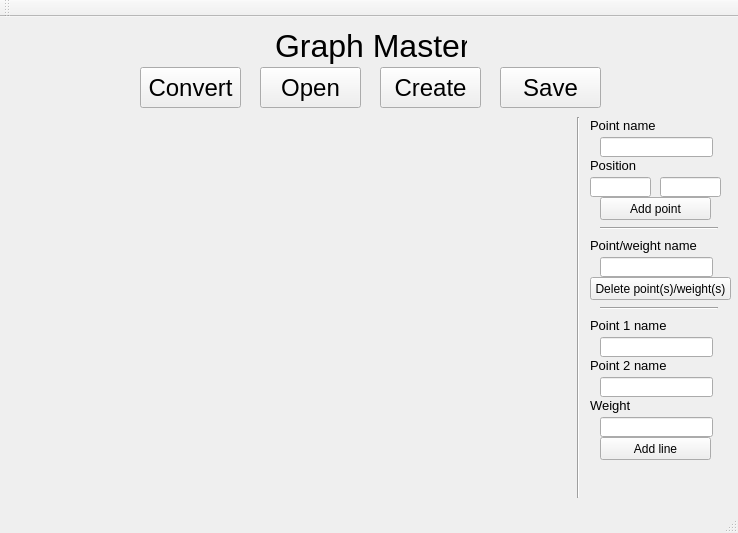
First picture: the form in mainwindow.ui, repository lolomap/GraphBuilder, before the edit.
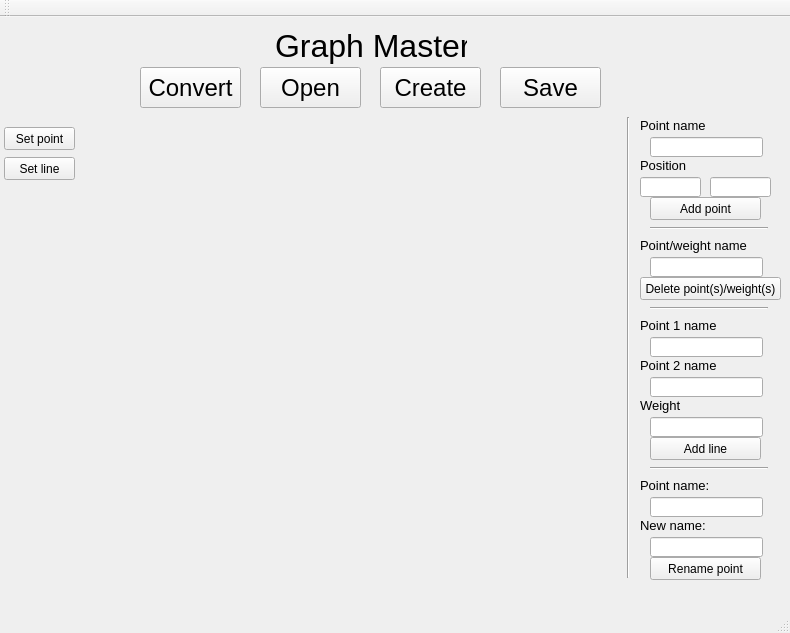
Second picture: the form after the edit.

Patch:
```diff
--- a/mainwindow.ui
+++ b/mainwindow.ui
@@ -6,8 +6,8 @@
    <rect>
     <x>0</x>
     <y>0</y>
-    <width>738</width>
-    <height>533</height>
+    <width>790</width>
+    <height>633</height>
    </rect>
   </property>
   <property name="windowTitle">
@@ -89,10 +89,10 @@
    <widget class="QWidget" name="gridLayoutWidget">
     <property name="geometry">
      <rect>
-      <x>0</x>
+      <x>80</x>
       <y>100</y>
-      <width>571</width>
-      <height>391</height>
+      <width>541</width>
+      <height>471</height>
      </rect>
     </property>
     <layout class="QGridLayout" name="gridLayout"/>
@@ -121,7 +121,7 @@
     </property>
     <property name="geometry">
      <rect>
-      <x>600</x>
+      <x>650</x>
       <y>120</y>
       <width>113</width>
       <height>20</height>
@@ -134,7 +134,7 @@
     </property>
     <property name="geometry">
      <rect>
-      <x>590</x>
+      <x>640</x>
       <y>100</y>
       <width>81</width>
       <height>16</height>
@@ -155,7 +155,7 @@
     </property>
     <property name="geometry">
      <rect>
-      <x>600</x>
+      <x>650</x>
       <y>180</y>
       <width>111</width>
       <height>23</height>
@@ -168,10 +168,10 @@
    <widget class="Line" name="line">
     <property name="geometry">
      <rect>
-      <x>570</x>
+      <x>620</x>
       <y>100</y>
       <width>16</width>
-      <height>381</height>
+      <height>461</height>
      </rect>
     </property>
     <property name="orientation">
@@ -181,7 +181,7 @@
    <widget class="QLabel" name="label_3">
     <property name="geometry">
      <rect>
-      <x>590</x>
+      <x>640</x>
       <y>140</y>
       <width>71</width>
       <height>16</height>
@@ -199,7 +199,7 @@
    <widget class="QLineEdit" name="pointX_input">
     <property name="geometry">
      <rect>
-      <x>590</x>
+      <x>640</x>
       <y>160</y>
       <width>61</width>
       <height>20</height>
@@ -209,7 +209,7 @@
    <widget class="QLineEdit" name="pointY_input">
     <property name="geometry">
      <rect>
-      <x>660</x>
+      <x>710</x>
       <y>160</y>
       <width>61</width>
       <height>20</height>
@@ -219,7 +219,7 @@
    <widget class="Line" name="line_2">
     <property name="geometry">
      <rect>
-      <x>600</x>
+      <x>650</x>
       <y>210</y>
       <width>118</width>
       <height>3</height>
@@ -232,7 +232,7 @@
    <widget class="QLabel" name="label_4">
     <property name="geometry">
      <rect>
-      <x>590</x>
+      <x>640</x>
       <y>220</y>
       <width>121</width>
       <height>16</height>
@@ -250,7 +250,7 @@
    <widget class="QLineEdit" name="pointNameDelete_input">
     <property name="geometry">
      <rect>
-      <x>600</x>
+      <x>650</x>
       <y>240</y>
       <width>113</width>
       <height>20</height>
@@ -260,7 +260,7 @@
    <widget class="QPushButton" name="deletePoint_button">
     <property name="geometry">
      <rect>
-      <x>590</x>
+      <x>640</x>
       <y>260</y>
       <width>141</width>
       <height>23</height>
@@ -273,7 +273,7 @@
    <widget class="Line" name="line_3">
     <property name="geometry">
      <rect>
-      <x>600</x>
+      <x>650</x>
       <y>290</y>
       <width>118</width>
       <height>3</height>
@@ -286,7 +286,7 @@
    <widget class="QLabel" name="label_5">
     <property name="geometry">
      <rect>
-      <x>590</x>
+      <x>640</x>
       <y>300</y>
       <width>111</width>
       <height>16</height>
@@ -304,7 +304,7 @@
    <widget class="QLineEdit" name="linePoint_input1">
     <property name="geometry">
      <rect>
-      <x>600</x>
+      <x>650</x>
       <y>320</y>
       <width>113</width>
       <height>20</height>
@@ -314,7 +314,7 @@
    <widget class="QLineEdit" name="linePoint_input2">
     <property name="geometry">
      <rect>
-      <x>600</x>
+      <x>650</x>
       <y>360</y>
       <width>113</width>
       <height>20</height>
@@ -324,7 +324,7 @@
    <widget class="QLabel" name="label_6">
     <property name="geometry">
      <rect>
-      <x>590</x>
+      <x>640</x>
       <y>340</y>
       <width>91</width>
       <height>16</height>
@@ -342,7 +342,7 @@
    <widget class="QLabel" name="label_7">
     <property name="geometry">
      <rect>
-      <x>590</x>
+      <x>640</x>
       <y>380</y>
       <width>91</width>
       <height>16</height>
@@ -360,7 +360,7 @@
    <widget class="QLineEdit" name="weight_input">
     <property name="geometry">
      <rect>
-      <x>600</x>
+      <x>650</x>
       <y>400</y>
       <width>113</width>
       <height>20</height>
@@ -370,7 +370,7 @@
    <widget class="QPushButton" name="addLine_button">
     <property name="geometry">
      <rect>
-      <x>600</x>
+      <x>650</x>
       <y>420</y>
       <width>111</width>
       <height>23</height>
@@ -380,6 +380,114 @@
      <string>Add line</string>
     </property>
    </widget>
+   <widget class="QPushButton" name="autoSetPoint">
+    <property name="geometry">
+     <rect>
+      <x>4</x>
+      <y>110</y>
+      <width>71</width>
+      <height>23</height>
+     </rect>
+    </property>
+    <property name="text">
+     <string>Set point</string>
+    </property>
+   </widget>
+   <widget class="QPushButton" name="autoSetLine">
+    <property name="geometry">
+     <rect>
+      <x>4</x>
+      <y>140</y>
+      <width>71</width>
+      <height>23</height>
+     </rect>
+    </property>
+    <property name="text">
+     <string>Set line</string>
+    </property>
+   </widget>
+   <widget class="Line" name="line_4">
+    <property name="geometry">
+     <rect>
+      <x>650</x>
+      <y>450</y>
+      <width>118</width>
+      <height>3</height>
+     </rect>
+    </property>
+    <property name="orientation">
+     <enum>Qt::Horizontal</enum>
+    </property>
+   </widget>
+   <widget class="QLineEdit" name="renamePoint_input">
+    <property name="geometry">
+     <rect>
+      <x>650</x>
+      <y>480</y>
+      <width>113</width>
+      <height>20</height>
+     </rect>
+    </property>
+   </widget>
+   <widget class="QLineEdit" name="renameNew_input">
+    <property name="geometry">
+     <rect>
+      <x>650</x>
+      <y>520</y>
+      <width>113</width>
+      <height>20</height>
+     </rect>
+    </property>
+   </widget>
+   <widget class="QLabel" name="label_8">
+    <property name="geometry">
+     <rect>
+      <x>640</x>
+      <y>460</y>
+      <width>91</width>
+      <height>16</height>
+     </rect>
+    </property>
+    <property name="font">
+     <font>
+      <pointsize>10</pointsize>
+     </font>
+    </property>
+    <property name="text">
+     <string>Point name:</string>
+    </property>
+   </widget>
+   <widget class="QLabel" name="label_9">
+    <property name="geometry">
+     <rect>
+      <x>640</x>
+      <y>500</y>
+      <width>81</width>
+      <height>16</height>
+     </rect>
+    </property>
+    <property name="font">
+     <font>
+      <pointsize>10</pointsize>
+     </font>
+    </property>
+    <property name="text">
+     <string>New name:</string>
+    </property>
+   </widget>
+   <widget class="QPushButton" name="renamePoint_button">
+    <property name="geometry">
+     <rect>
+      <x>650</x>
+      <y>540</y>
+      <width>111</width>
+      <height>23</height>
+     </rect>
+    </property>
+    <property name="text">
+     <string>Rename point</string>
+    </property>
+   </widget>
   </widget>
   <widget class="QMenuBar" name="menuBar">
    <property name="geometry">
```
Left out of the diff: 2 changed lines with no effect on the pictures.
